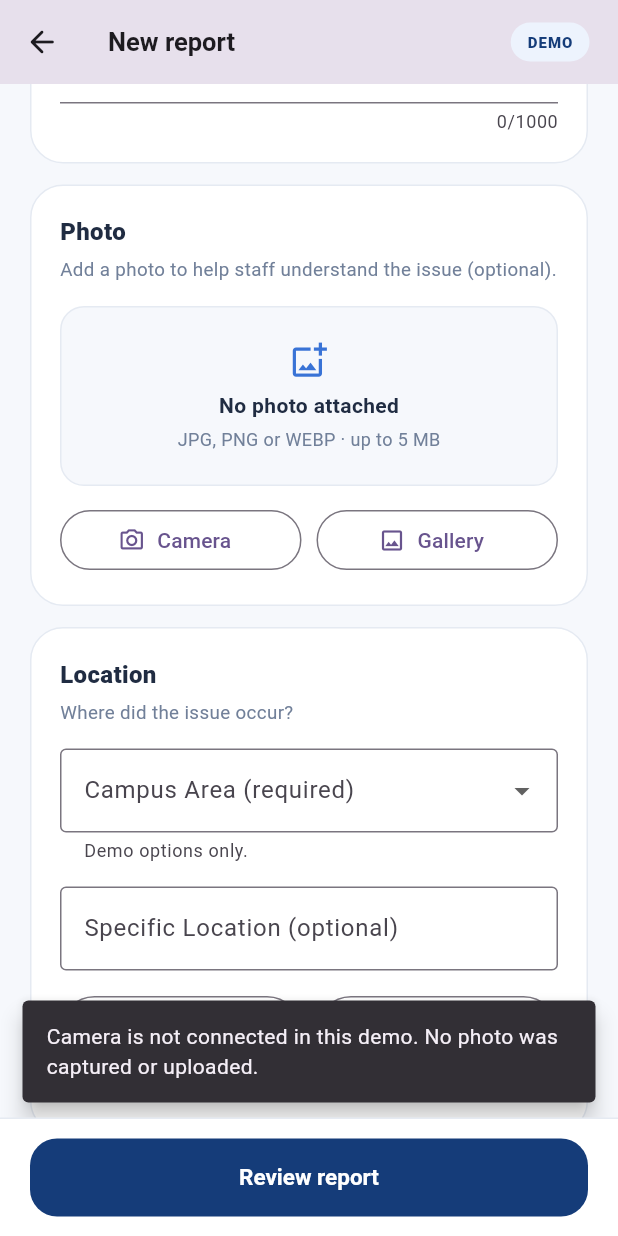
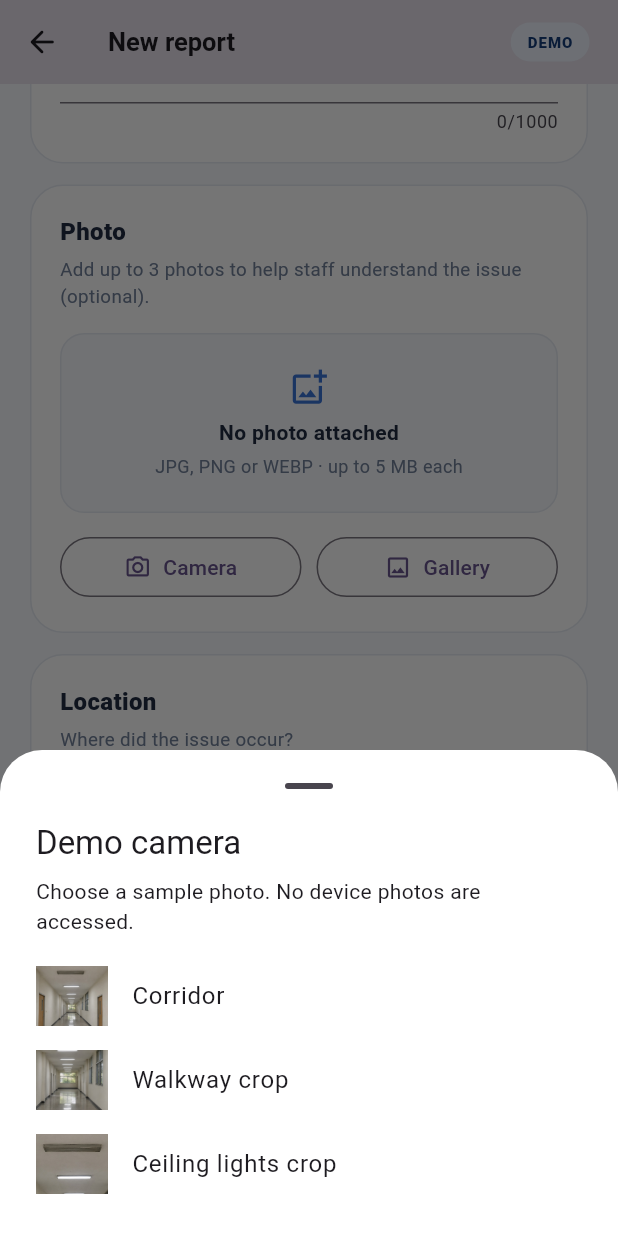
Before and after one commit to desmondbcs24090043/uts-campus-safety-reporter, a Flutter app: the ReportIssuePreviewPage screen opened directly, scrolled down 576 dp, after a tap on "Camera", on a phone screen of 412 x 824 dp. Run offline on Flutter 3.47's test engine with Material 3 defaults, Android fonts, the phone set to English and light mode, and no system bars; our stand-ins replace equatable, flutter_bloc, shared_preferences, supabase_flutter; accounts and stored records are empty.

Commit message:
Add final student demo photo UI

```diff
--- a/lib/preview/report_issue_ui.dart
+++ b/lib/preview/report_issue_ui.dart
@@ -1,6 +1,7 @@
 import 'package:flutter/material.dart';
 
 import '../data/models/report_category.dart';
+import 'demo_report_photos.dart';
 import 'preview_theme.dart';
 
 /// Member 2 UI-only hand-off for Member 3's incident reporting feature.
@@ -19,6 +20,9 @@ class _ReportIssuePreviewPageState extends State<ReportIssuePreviewPage> {
   final _formKey = GlobalKey<FormState>();
   final _description = TextEditingController();
   final _specificLocation = TextEditingController();
+  final _photos = <DemoReportPhoto>[];
+  bool get _photoLimitReached =>
+      _photos.length == DemoReportPhoto.samples.length;
   ReportCategory? _category;
   String? _campusArea;
 
@@ -35,10 +39,49 @@ class _ReportIssuePreviewPageState extends State<ReportIssuePreviewPage> {
     super.dispose();
   }
 
-  void _showIntegrationNotice(String feature) {
-    _showMessage(
-      '$feature is not connected in this demo. No photo was captured or uploaded.',
+  Future<void> _chooseDemoPhoto(String source) async {
+    final photo = await showModalBottomSheet<DemoReportPhoto>(
+      context: context,
+      useSafeArea: true,
+      isScrollControlled: true,
+      showDragHandle: true,
+      backgroundColor: AdaptivePalette.surface,
+      builder: (sheetContext) => SafeArea(
+        child: SingleChildScrollView(
+          padding: const EdgeInsets.fromLTRB(24, 0, 24, 20),
+          child: Column(
+            mainAxisSize: MainAxisSize.min,
+            crossAxisAlignment: CrossAxisAlignment.start,
+            children: [
+              Text(
+                'Demo $source',
+                style: Theme.of(sheetContext).textTheme.titleLarge,
+              ),
+              const SizedBox(height: 8),
+              const Text(
+                'Choose a sample photo. No device photos are accessed.',
+              ),
+              const SizedBox(height: 12),
+              for (final sample in DemoReportPhoto.samples)
+                if (!_photos.contains(sample))
+                  ListTile(
+                    contentPadding: EdgeInsets.zero,
+                    leading: SizedBox(
+                      width: 48,
+                      height: 40,
+                      child: sample.image(),
+                    ),
+                    title: Text(sample.label),
+                    onTap: () => Navigator.of(sheetContext).pop(sample),
+                  ),
+            ],
+          ),
+        ),
+      ),
     );
+    if (mounted && photo != null && !_photoLimitReached) {
+      setState(() => _photos.add(photo));
+    }
   }
 
   void _selectDemoLocation() {
@@ -212,10 +255,18 @@ class _ReportIssuePreviewPageState extends State<ReportIssuePreviewPage> {
                         value: _description.text.trim(),
                       ),
                       Divider(color: AdaptivePalette.border, height: 22),
-                      const _ReviewLine(
+                      _ReviewLine(
                         label: 'Photo',
-                        value: 'No photo attached',
+                        value: switch (_photos.length) {
+                          0 => 'No photo attached',
+                          1 => '1 demo photo',
+                          final count => '$count demo photos',
+                        },
                       ),
+                      if (_photos.isNotEmpty) ...[
+                        const SizedBox(height: 8),
+                        DemoPhotoStrip(photos: _photos),
+                      ],
                       Divider(color: AdaptivePalette.border, height: 22),
                       _ReviewLine(label: 'Campus Area', value: _campusArea!),
                       if (specificLocation.isNotEmpty) ...[
@@ -432,10 +483,11 @@ class _ReportIssuePreviewPageState extends State<ReportIssuePreviewPage> {
                 const SizedBox(height: 14),
                 _FormCard(
                   heading: 'Photo',
-                  supporting: 'Add a photo to help staff understand the issue (optional).',
+                  supporting: 'Add up to 3 photos to help staff understand the issue (optional).',
                   child: Column(
                     crossAxisAlignment: CrossAxisAlignment.stretch,
                     children: [
+                      if (_photos.isEmpty)
                         Container(
                           padding: const EdgeInsets.symmetric(
                             vertical: 22,
@@ -463,7 +515,7 @@ class _ReportIssuePreviewPageState extends State<ReportIssuePreviewPage> {
                               ),
                               SizedBox(height: 4),
                               Text(
-                              'JPG, PNG or WEBP · up to 5 MB',
+                                'JPG, PNG or WEBP · up to 5 MB each',
                                 style: TextStyle(
                                   color: AdaptivePalette.muted,
                                   fontSize: 12,
@@ -471,14 +523,45 @@ class _ReportIssuePreviewPageState extends State<ReportIssuePreviewPage> {
                               ),
                             ],
                           ),
+                        )
+                      else ...[
+                        DemoPhotoStrip(
+                          photos: _photos,
+                          onRemove: (photo) =>
+                              setState(() => _photos.remove(photo)),
                         ),
+                        const SizedBox(height: 8),
+                        Text(
+                          _photoLimitReached
+                              ? '3 demo photos · Limit reached'
+                              : '${_photos.length} of 3 demo photos',
+                          style: TextStyle(
+                            color: AdaptivePalette.muted,
+                            fontSize: 12,
+                          ),
+                        ),
+                        Text(
+                          'JPG, PNG or WEBP · up to 5 MB each',
+                          style: TextStyle(
+                            color: AdaptivePalette.muted,
+                            fontSize: 12,
+                          ),
+                        ),
+                      ],
                       const SizedBox(height: 12),
                       Row(
                         children: [
                           Expanded(
                             child: OutlinedButton.icon(
                               key: const Key('open-camera-preview'),
-                              onPressed: () => _showIntegrationNotice('Camera'),
+                              style: OutlinedButton.styleFrom(
+                                padding: const EdgeInsets.symmetric(
+                                  horizontal: 10,
+                                ),
+                              ),
+                              onPressed: _photoLimitReached
+                                  ? null
+                                  : () => _chooseDemoPhoto('camera'),
                               icon: const Icon(
                                 Icons.photo_camera_outlined,
                                 size: 18,
@@ -490,8 +573,14 @@ class _ReportIssuePreviewPageState extends State<ReportIssuePreviewPage> {
                           Expanded(
                             child: OutlinedButton.icon(
                               key: const Key('open-gallery-preview'),
-                              onPressed: () =>
-                                  _showIntegrationNotice('Gallery'),
+                              style: OutlinedButton.styleFrom(
+                                padding: const EdgeInsets.symmetric(
+                                  horizontal: 10,
+                                ),
+                              ),
+                              onPressed: _photoLimitReached
+                                  ? null
+                                  : () => _chooseDemoPhoto('gallery'),
                               icon: const Icon(Icons.image_outlined, size: 18),
                               label: const Text('Gallery'),
                             ),
--- a/pubspec.yaml
+++ b/pubspec.yaml
@@ -62,6 +62,8 @@ flutter:
   uses-material-design: true
   assets:
     - assets/demo/corridor-light.jpg
+    - assets/demo/corridor-side.jpg
+    - assets/demo/corridor-fixture.jpg
 
   # To add assets to your application, add an assets section, like this:
   # assets:
```
Also changed, not shown: lib/preview/demo_report_photos.dart (added, +96 -0 lines), lib/preview_integrated/preview_app_integrated.dart (+101 -78 lines), assets/demo/corridor-fixture.jpg (added), assets/demo/corridor-light.jpg, assets/demo/corridor-side.jpg (added), 3 other files. Lines whose indentation alone changed are shown as unchanged.
